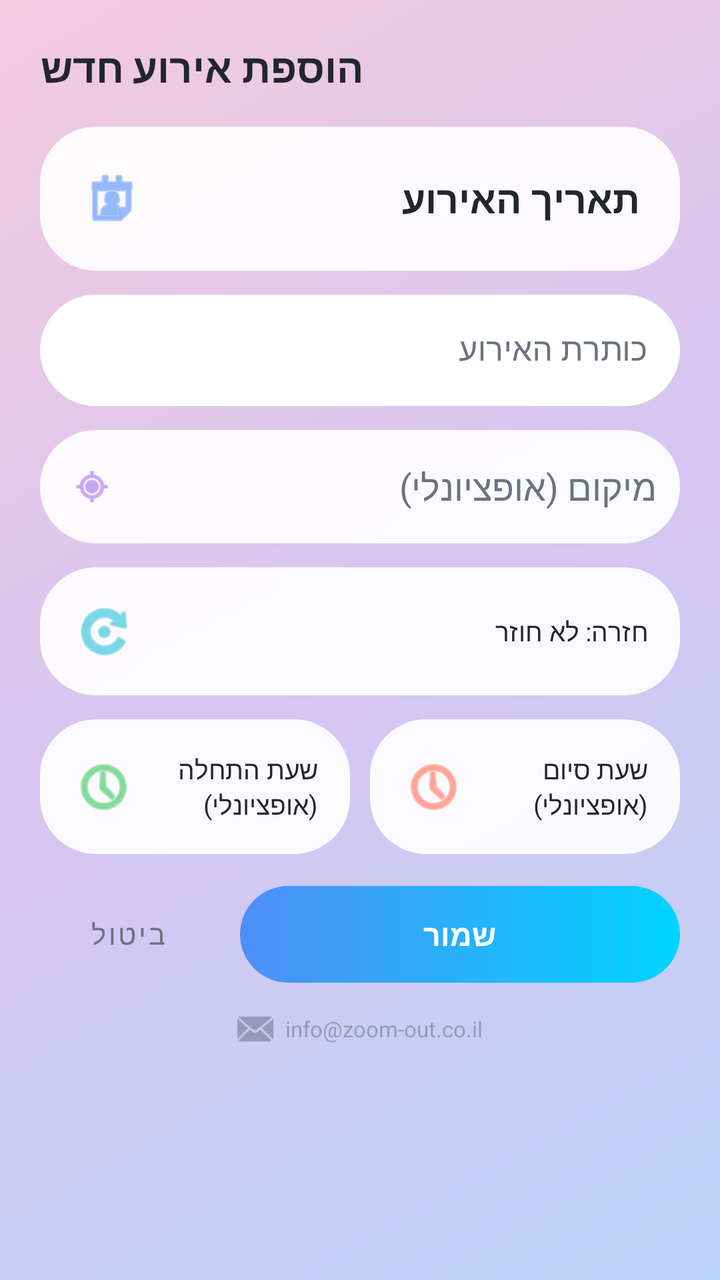
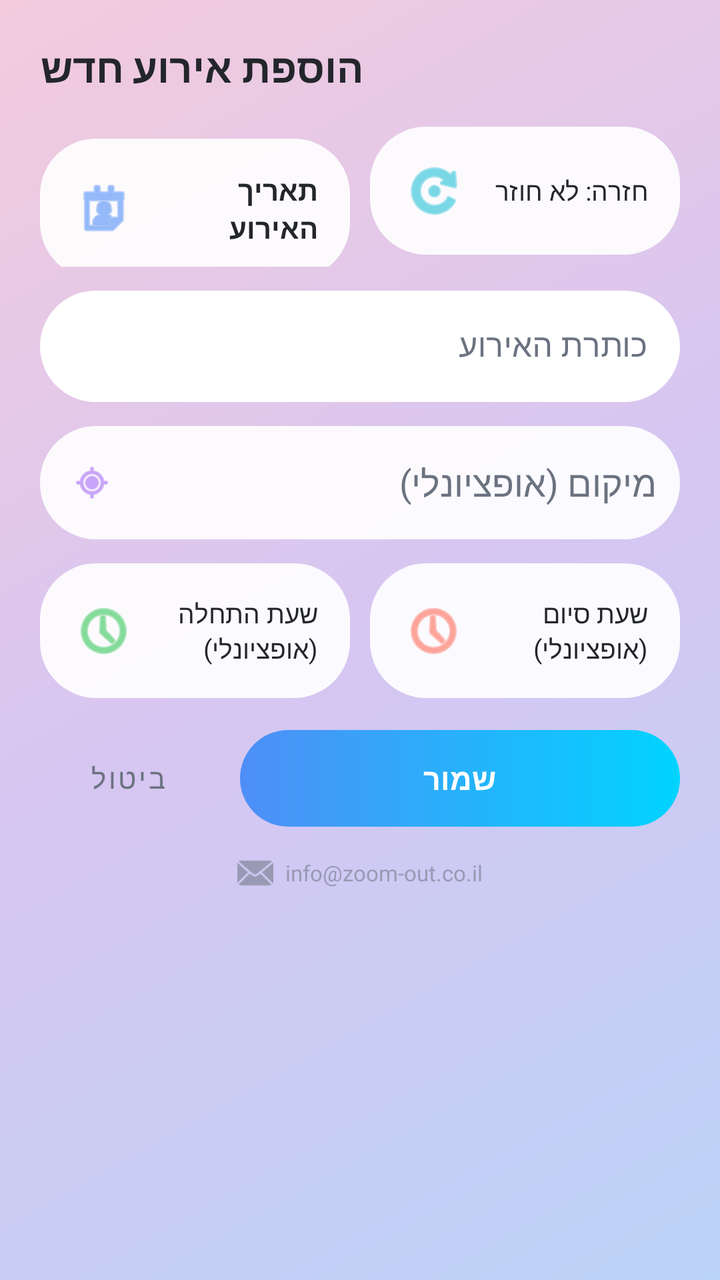

Before-and-after screenshots of an Android layout around one commit, followed by the original layout XML and the change that was made.
<!-- AndroidManifest.xml: activity theme Theme.GCalSearchAdd -->
<!-- res/layout/activity_add_event.xml -->
<?xml version="1.0" encoding="utf-8"?>
<LinearLayout xmlns:android="http://schemas.android.com/apk/res/android"
    xmlns:app="http://schemas.android.com/apk/res-auto"
    android:layout_width="match_parent"
    android:layout_height="match_parent"
    android:orientation="vertical"
    android:background="@drawable/bg_app_background"
    android:padding="20dp">

    <TextView
        android:layout_width="wrap_content"
        android:layout_height="wrap_content"
        android:text="@string/add_event_title"
        android:textSize="20sp"
        android:textStyle="bold"
        android:textColor="@color/text_primary"
        android:layout_marginBottom="16dp" />

    
    <TextView
        android:id="@+id/tvDatePicker"
        android:layout_width="match_parent"
        android:layout_height="wrap_content"
        android:padding="20dp"
        android:gravity="center_vertical"
        android:background="@drawable/bg_rounded_field"
        android:drawableStart="@android:drawable/ic_menu_my_calendar"
        android:drawablePadding="12dp"
        app:drawableTint="@color/accent_blue"
        android:text="@string/event_date_hint"
        android:textColor="@color/text_primary"
        android:textSize="19sp"
        android:textStyle="bold" />

    <com.google.android.material.textfield.TextInputLayout
        android:layout_width="match_parent"
        android:layout_height="wrap_content"
        android:layout_marginTop="12dp"
        app:boxCornerRadiusTopStart="28dp"
        app:boxCornerRadiusTopEnd="28dp"
        app:boxCornerRadiusBottomStart="28dp"
        app:boxCornerRadiusBottomEnd="28dp"
        app:boxBackgroundColor="@color/glass_card"
        app:boxStrokeWidth="0dp"
        app:hintTextColor="@color/text_secondary"
        android:textColorHint="@color/text_secondary"
        android:hint="@string/event_title_hint">
        <com.google.android.material.textfield.TextInputEditText
            android:id="@+id/etTitle"
            android:layout_width="match_parent"
            android:layout_height="wrap_content"
            android:textColor="@color/text_primary" />
    </com.google.android.material.textfield.TextInputLayout>

    
    <FrameLayout
        android:layout_width="match_parent"
        android:layout_height="wrap_content"
        android:layout_marginTop="12dp">

        <LinearLayout
            android:layout_width="match_parent"
            android:layout_height="wrap_content"
            android:orientation="horizontal"
            android:gravity="center_vertical"
            android:background="@drawable/bg_rounded_field"
            android:paddingStart="16dp"
            android:paddingEnd="12dp">

            <ImageView
                android:layout_width="20dp"
                android:layout_height="20dp"
                android:src="@android:drawable/ic_menu_mylocation"
                app:tint="@color/accent_purple" />

            <EditText
                android:id="@+id/etLocation"
                android:layout_width="0dp"
                android:layout_height="wrap_content"
                android:layout_weight="1"
                android:layout_marginStart="10dp"
                android:background="@android:color/transparent"
                android:hint="@string/event_location_hint"
                android:textColor="@color/text_primary"
                android:textColorHint="@color/text_secondary"
                android:inputType="text"
                android:maxLines="1"
                android:paddingTop="12dp"
                android:paddingBottom="12dp" />

        </LinearLayout>

        
        <com.google.android.material.card.MaterialCardView
            android:id="@+id/locationSuggestionsCard"
            android:layout_width="match_parent"
            android:layout_height="wrap_content"
            android:layout_marginTop="54dp"
            android:visibility="gone"
            app:cardCornerRadius="18dp"
            app:cardElevation="8dp"
            app:strokeWidth="0dp"
            app:cardBackgroundColor="@color/white">

            <androidx.recyclerview.widget.RecyclerView
                android:id="@+id/rvLocationSuggestions"
                android:layout_width="match_parent"
                android:layout_height="wrap_content"
                android:maxHeight="220dp" />

        </com.google.android.material.card.MaterialCardView>

    </FrameLayout>

    
    <TextView
        android:id="@+id/tvRecurrencePicker"
        android:layout_width="match_parent"
        android:layout_height="wrap_content"
        android:layout_marginTop="12dp"
        android:padding="16dp"
        android:gravity="center_vertical"
        android:background="@drawable/bg_rounded_field"
        android:drawableStart="@android:drawable/ic_menu_rotate"
        android:drawablePadding="10dp"
        app:drawableTint="@color/accent_teal"
        android:text="@string/recurrence_none"
        android:textColor="@color/text_primary"
        android:textSize="13sp" />

    
    <LinearLayout
        android:layout_width="match_parent"
        android:layout_height="wrap_content"
        android:orientation="horizontal"
        android:layout_marginTop="12dp">

        <TextView
            android:id="@+id/tvStartTimePicker"
            android:layout_width="0dp"
            android:layout_height="wrap_content"
            android:layout_weight="1"
            android:padding="16dp"
            android:gravity="center_vertical"
            android:background="@drawable/bg_rounded_field"
            android:drawableStart="@android:drawable/ic_menu_recent_history"
            android:drawablePadding="8dp"
            app:drawableTint="@color/accent_green"
            android:text="@string/event_start_hint"
            android:textColor="@color/text_primary"
            android:textSize="13sp" />

        <TextView
            android:id="@+id/tvEndTimePicker"
            android:layout_width="0dp"
            android:layout_height="wrap_content"
            android:layout_weight="1"
            android:layout_marginStart="10dp"
            android:padding="16dp"
            android:gravity="center_vertical"
            android:background="@drawable/bg_rounded_field"
            android:drawableStart="@android:drawable/ic_menu_recent_history"
            android:drawablePadding="8dp"
            app:drawableTint="@color/accent_red"
            android:text="@string/event_end_hint"
            android:textColor="@color/text_primary"
            android:textSize="13sp" />

    </LinearLayout>

    <TextView
        android:id="@+id/tvExistingEventsLabel"
        android:layout_width="wrap_content"
        android:layout_height="wrap_content"
        android:layout_marginTop="20dp"
        android:text="@string/existing_events_label"
        android:textColor="@color/text_secondary"
        android:textSize="13sp"
        android:visibility="gone" />

    <ProgressBar
        android:id="@+id/progressExistingEvents"
        style="?android:attr/progressBarStyleSmall"
        android:layout_width="wrap_content"
        android:layout_height="wrap_content"
        android:indeterminateTint="@color/accent_blue"
        android:layout_marginTop="8dp"
        android:visibility="gone" />

    <androidx.recyclerview.widget.RecyclerView
        android:id="@+id/rvExistingEvents"
        android:layout_width="match_parent"
        android:layout_height="0dp"
        android:layout_weight="1"
        android:clipToPadding="false"
        android:paddingTop="8dp"
        android:layout_marginTop="4dp"
        android:visibility="gone" />

    <LinearLayout
        android:layout_width="match_parent"
        android:layout_height="wrap_content"
        android:orientation="horizontal"
        android:layout_marginTop="16dp"
        android:gravity="center_vertical|end">

        <com.google.android.material.button.MaterialButton
            android:id="@+id/btnCancel"
            style="@style/Widget.MaterialComponents.Button.TextButton"
            android:layout_width="wrap_content"
            android:layout_height="wrap_content"
            android:textColor="@color/text_secondary"
            android:text="@string/cancel" />

        <TextView
            android:id="@+id/btnSave"
            android:layout_width="0dp"
            android:layout_height="wrap_content"
            android:layout_weight="1"
            android:layout_marginStart="12dp"
            android:background="@drawable/bg_save_gradient"
            android:clickable="true"
            android:focusable="true"
            android:foreground="?attr/selectableItemBackground"
            android:gravity="center"
            android:paddingTop="14dp"
            android:paddingBottom="14dp"
            android:text="@string/save"
            android:textColor="@color/white"
            android:textSize="15sp"
            android:textStyle="bold" />

    </LinearLayout>

    
    <LinearLayout
        android:layout_width="match_parent"
        android:layout_height="wrap_content"
        android:layout_marginTop="14dp"
        android:gravity="center"
        android:orientation="horizontal">

        <ImageView
            android:id="@+id/btnSupportEmail"
            android:layout_width="18dp"
            android:layout_height="18dp"
            android:alpha="0.55"
            android:clickable="true"
            android:focusable="true"
            android:foreground="?attr/selectableItemBackgroundBorderless"
            android:src="@android:drawable/ic_dialog_email"
            app:tint="@color/text_secondary"
            android:contentDescription="@string/support_email_hint" />

        <TextView
            android:layout_width="wrap_content"
            android:layout_height="wrap_content"
            android:layout_marginStart="6dp"
            android:alpha="0.55"
            android:text="@string/support_email_hint"
            android:textColor="@color/text_secondary"
            android:textSize="11sp" />

    </LinearLayout>

</LinearLayout>
<!-- resources referenced by this layout -->
<resources>
  <color name="accent_blue">#4F8EF7</color>
  <color name="accent_green">#34C759</color>
  <color name="accent_purple">#A66BF5</color>
  <color name="accent_red">#FF6B57</color>
  <color name="accent_teal">#22C1D6</color>
  <color name="glass_card">#E8FFFFFF</color>
  <color name="text_primary">#23262B</color>
  <color name="text_secondary">#6B7280</color>
  <color name="white">#FFFFFF</color>
  <!-- drawable bg_app_background (drawable) -->
  <?xml version="1.0" encoding="utf-8"?>
  <shape xmlns:android="http://schemas.android.com/apk/res/android" android:shape="rectangle">
      <gradient
          android:type="linear"
          android:angle="135"
          android:startColor="@color/bg_gradient_1"
          android:centerColor="@color/bg_gradient_2"
          android:endColor="@color/bg_gradient_3" />
  </shape>
  <!-- drawable bg_rounded_field (drawable) -->
  <?xml version="1.0" encoding="utf-8"?>
  <shape xmlns:android="http://schemas.android.com/apk/res/android" android:shape="rectangle">
      <solid android:color="@color/glass_card" />
      <corners android:radius="28dp" />
      <padding android:left="4dp" android:top="4dp" android:right="4dp" android:bottom="4dp" />
  </shape>
  <!-- drawable bg_save_gradient (drawable) -->
  <?xml version="1.0" encoding="utf-8"?>
  <shape xmlns:android="http://schemas.android.com/apk/res/android" android:shape="rectangle">
      <gradient
          android:type="linear"
          android:angle="0"
          android:startColor="@color/gradient_btn_start"
          android:endColor="@color/gradient_btn_end" />
      <corners android:radius="28dp" />
  </shape>
  <string name="add_event_title">הוספת אירוע חדש</string>
  <string name="cancel">ביטול</string>
  <string name="event_date_hint">תאריך האירוע</string>
  <string name="event_end_hint">שעת סיום (אופציונלי)</string>
  <string name="event_location_hint">מיקום (אופציונלי)</string>
  <string name="event_start_hint">שעת התחלה (אופציונלי)</string>
  <string name="event_title_hint">כותרת האירוע</string>
  <string name="existing_events_label">אירועים קיימים ביום זה:</string>
  <string name="recurrence_none">חזרה: לא חוזר</string>
  <string name="save">שמור</string>
  <string name="support_email_hint">info@zoom-out.co.il</string>
  <style name="Theme.GCalSearchAdd" parent="Theme.MaterialComponents.DayNight.NoActionBar">
          <item name="colorPrimary">@color/accent_blue</item>
          <item name="colorPrimaryDark">@color/bg_gradient_1</item>
          <item name="colorAccent">@color/accent_blue</item>
          <item name="android:windowBackground">@color/bg_gradient_2</item>
          <item name="android:statusBarColor">@color/bg_gradient_1</item>
          <item name="android:navigationBarColor">@color/white</item>
          <item name="android:windowLightStatusBar">true</item>
          <item name="android:windowLightNavigationBar">true</item>
      </style>
  <color name="bg_gradient_1">#BBD3F7</color>
  <color name="bg_gradient_2">#D6C6F2</color>
  <color name="bg_gradient_3">#F3CBDD</color>
  <color name="gradient_btn_start">#4F8EF7</color>
  <color name="gradient_btn_end">#00D4FF</color>
</resources>

<!-- the commit's change to res/layout/activity_add_event.xml (unified diff, before → after) -->
@@ -17,20 +17,44 @@
         android:layout_marginBottom="16dp" />
 
     
-    <TextView
-        android:id="@+id/tvDatePicker"
-        android:layout_width="match_parent"
-        android:layout_height="wrap_content"
-        android:padding="20dp"
-        android:gravity="center_vertical"
-        android:background="@drawable/bg_rounded_field"
-        android:drawableStart="@android:drawable/ic_menu_my_calendar"
-        android:drawablePadding="12dp"
-        app:drawableTint="@color/accent_blue"
-        android:text="@string/event_date_hint"
-        android:textColor="@color/text_primary"
-        android:textSize="19sp"
-        android:textStyle="bold" />
+    <LinearLayout
+        android:layout_width="match_parent"
+        android:layout_height="wrap_content"
+        android:orientation="horizontal">
+
+        <TextView
+            android:id="@+id/tvDatePicker"
+            android:layout_width="0dp"
+            android:layout_height="wrap_content"
+            android:layout_weight="1"
+            android:padding="16dp"
+            android:gravity="center_vertical"
+            android:background="@drawable/bg_rounded_field"
+            android:drawableStart="@android:drawable/ic_menu_my_calendar"
+            android:drawablePadding="8dp"
+            app:drawableTint="@color/accent_blue"
+            android:text="@string/event_date_hint"
+            android:textColor="@color/text_primary"
+            android:textSize="14sp"
+            android:textStyle="bold" />
+
+        <TextView
+            android:id="@+id/tvRecurrencePicker"
+            android:layout_width="0dp"
+            android:layout_height="wrap_content"
+            android:layout_weight="1"
+            android:layout_marginStart="10dp"
+            android:padding="16dp"
+            android:gravity="center_vertical"
+            android:background="@drawable/bg_rounded_field"
+            android:drawableStart="@android:drawable/ic_menu_rotate"
+            android:drawablePadding="8dp"
+            app:drawableTint="@color/accent_teal"
+            android:text="@string/recurrence_none"
+            android:textColor="@color/text_primary"
+            android:textSize="13sp" />
+
+    </LinearLayout>
 
     <com.google.android.material.textfield.TextInputLayout
         android:layout_width="match_parent"
@@ -113,22 +137,6 @@
     </FrameLayout>
 
     
-    <TextView
-        android:id="@+id/tvRecurrencePicker"
-        android:layout_width="match_parent"
-        android:layout_height="wrap_content"
-        android:layout_marginTop="12dp"
-        android:padding="16dp"
-        android:gravity="center_vertical"
-        android:background="@drawable/bg_rounded_field"
-        android:drawableStart="@android:drawable/ic_menu_rotate"
-        android:drawablePadding="10dp"
-        app:drawableTint="@color/accent_teal"
-        android:text="@string/recurrence_none"
-        android:textColor="@color/text_primary"
-        android:textSize="13sp" />
-
-    
     <LinearLayout
         android:layout_width="match_parent"
         android:layout_height="wrap_content"
